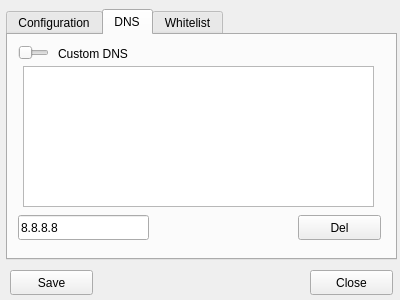
The window that vizu/config.ui (bitSheriff/norsevpn) describes before a commit, drawn with Qt 5.
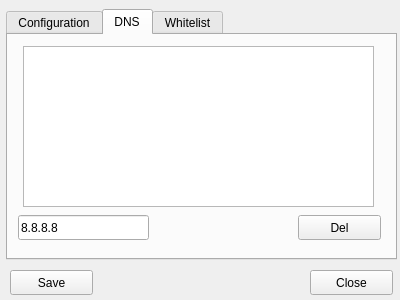
The same window after the commit. The open tabs and pages were chosen to show the change. Icons and pictures are not drawn.

Patch:
```diff
--- a/vizu/config.ui
+++ b/vizu/config.ui
@@ -382,38 +382,6 @@
     <attribute name="title">
      <string>DNS</string>
     </attribute>
-    <widget class="QLabel" name="label_dns">
-     <property name="geometry">
-      <rect>
-       <x>50</x>
-       <y>10</y>
-       <width>101</width>
-       <height>17</height>
-      </rect>
-     </property>
-     <property name="text">
-      <string>Custom DNS</string>
-     </property>
-    </widget>
-    <widget class="QSlider" name="slid_dns">
-     <property name="geometry">
-      <rect>
-       <x>10</x>
-       <y>10</y>
-       <width>31</width>
-       <height>16</height>
-      </rect>
-     </property>
-     <property name="maximum">
-      <number>1</number>
-     </property>
-     <property name="pageStep">
-      <number>1</number>
-     </property>
-     <property name="orientation">
-      <enum>Qt::Horizontal</enum>
-     </property>
-    </widget>
     <widget class="QLineEdit" name="line_dns">
      <property name="geometry">
       <rect>
@@ -447,9 +415,9 @@
      <property name="geometry">
       <rect>
        <x>15</x>
-       <y>31</y>
+       <y>11</y>
        <width>351</width>
-       <height>141</height>
+       <height>161</height>
       </rect>
      </property>
     </widget>
```
Left out of the diff: 2 changed lines with no effect on the pictures.
